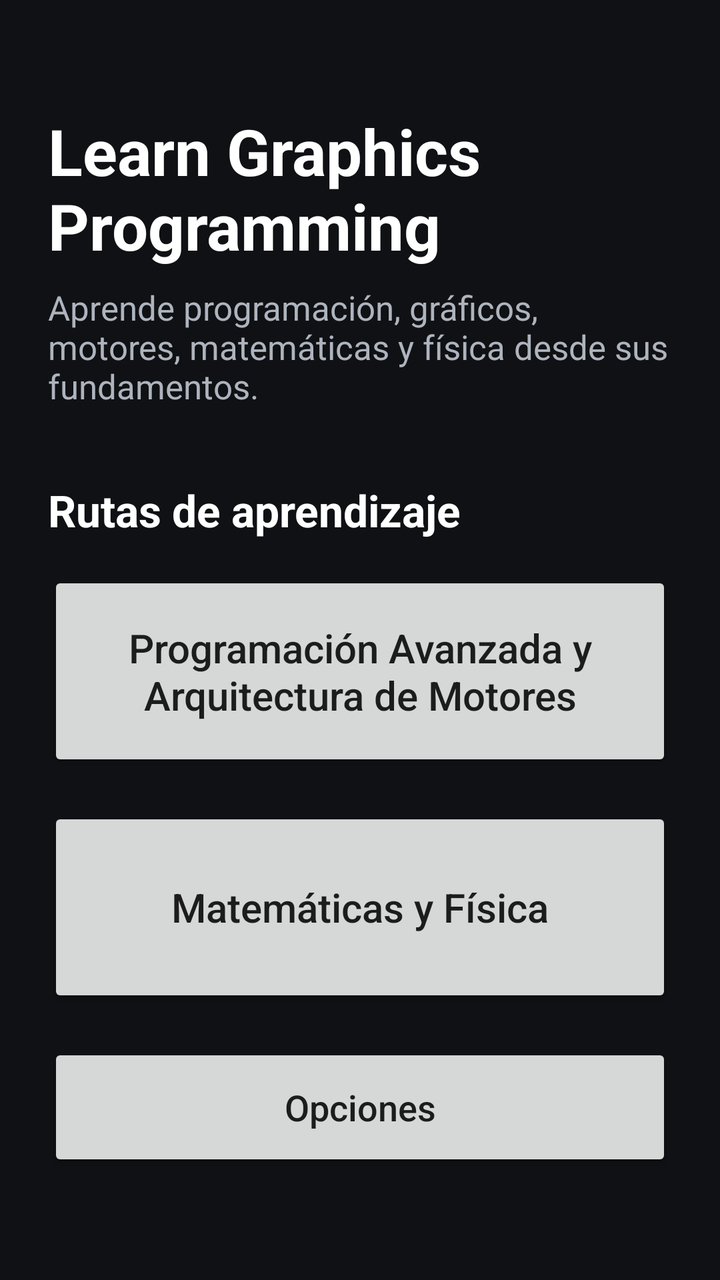
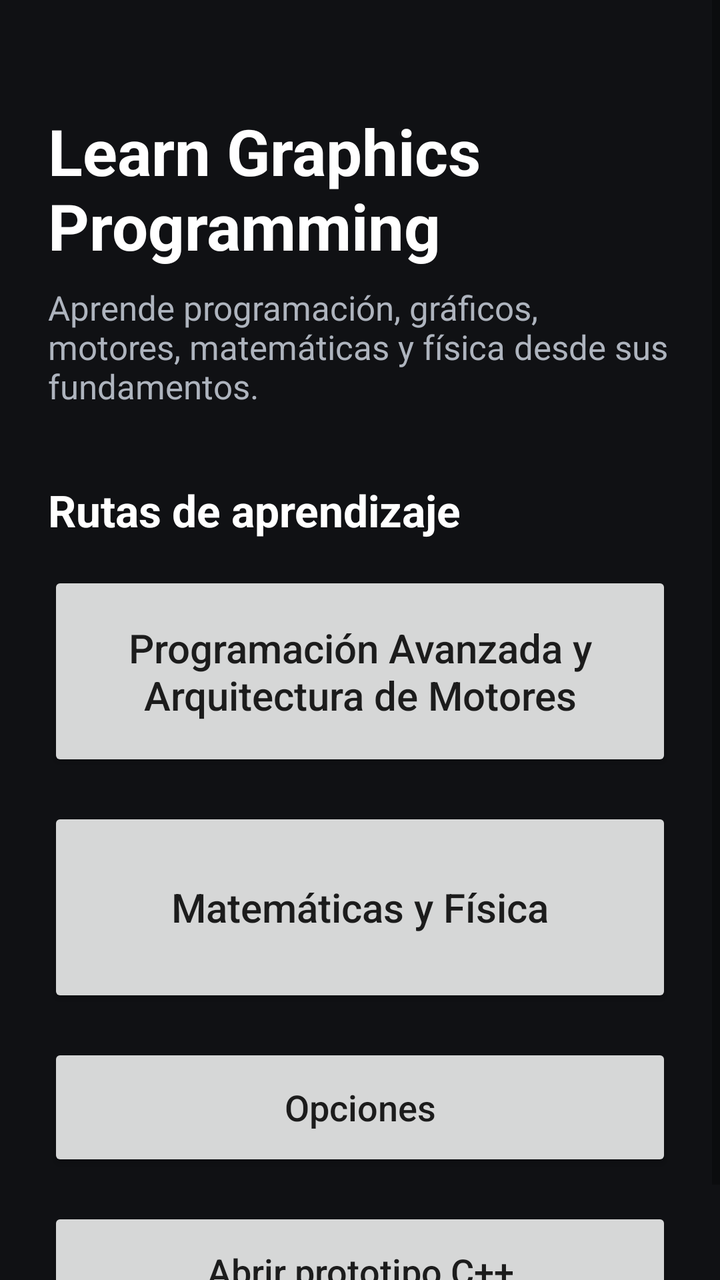

Screens rendered from an Android XML layout before and after an edit, with the pre-edit source and the edit as a unified diff.
<!-- AndroidManifest.xml: application theme Theme.LearnGraphicsProgramming -->
<!-- res/layout/activity_main.xml -->
<?xml version="1.0" encoding="utf-8"?>
<ScrollView xmlns:android="http://schemas.android.com/apk/res/android"
    android:layout_width="match_parent"
    android:layout_height="match_parent"
    android:background="#101114"
    android:fillViewport="true">

    <LinearLayout
        android:layout_width="match_parent"
        android:layout_height="wrap_content"
        android:orientation="vertical"
        android:padding="24dp">

        <TextView
            android:layout_width="match_parent"
            android:layout_height="wrap_content"
            android:text="@string/app_name"
            android:textColor="#FFFFFF"
            android:textSize="32sp"
            android:textStyle="bold"
            android:layout_marginTop="30dp" />

        <TextView
            android:layout_width="match_parent"
            android:layout_height="wrap_content"
            android:text="@string/home_subtitle"
            android:textColor="#AEB4BE"
            android:textSize="17sp"
            android:layout_marginTop="8dp"
            android:layout_marginBottom="36dp" />

        <TextView
            android:layout_width="match_parent"
            android:layout_height="wrap_content"
            android:text="@string/learning_paths"
            android:textColor="#FFFFFF"
            android:textSize="22sp"
            android:textStyle="bold"
            android:layout_marginBottom="16dp" />

        <Button
            android:id="@+id/buttonProgramming"
            android:layout_width="match_parent"
            android:layout_height="wrap_content"
            android:minHeight="100dp"
            android:paddingStart="20dp"
            android:paddingTop="20dp"
            android:paddingEnd="20dp"
            android:paddingBottom="20dp"
            android:text="@string/programming"
            android:textAllCaps="false"
            android:textSize="20sp"
            android:maxLines="4"
            android:gravity="center"
            android:layout_marginBottom="18dp" />

        <Button
            android:id="@+id/buttonMathPhysics"
            android:layout_width="match_parent"
            android:layout_height="wrap_content"
            android:minHeight="100dp"
            android:paddingStart="20dp"
            android:paddingTop="20dp"
            android:paddingEnd="20dp"
            android:paddingBottom="20dp"
            android:text="@string/math_physics"
            android:textAllCaps="false"
            android:textSize="20sp"
            android:maxLines="3"
            android:gravity="center" />

        <Button
            android:id="@+id/buttonOptions"
            android:layout_width="match_parent"
            android:layout_height="wrap_content"
            android:layout_marginTop="18dp"
            android:minHeight="64dp"
            android:paddingStart="20dp"
            android:paddingTop="16dp"
            android:paddingEnd="20dp"
            android:paddingBottom="16dp"
            android:text="Opciones"
            android:textAllCaps="false"
            android:textSize="18sp"
            android:gravity="center" />

    </LinearLayout>

</ScrollView>
<!-- resources referenced by this layout -->
<resources>
  <string name="app_name">Learn Graphics Programming</string>
  <string name="home_subtitle">
          Aprende programación, gráficos, motores, matemáticas y física desde sus fundamentos.
      </string>
  <string name="learning_paths">Rutas de aprendizaje</string>
  <string name="math_physics">Matemáticas y Física</string>
  <string name="programming">Programación Avanzada y Arquitectura de Motores</string>
  <style name="Theme.LearnGraphicsProgramming" parent="Theme.MaterialComponents.DayNight.DarkActionBar">
          
          <item name="colorPrimary">@color/purple_500</item>
          <item name="colorPrimaryVariant">@color/purple_700</item>
          <item name="colorOnPrimary">@color/black</item>
          
          <item name="colorSecondary">@color/teal_200</item>
          <item name="colorSecondaryVariant">@color/teal_700</item>
          <item name="colorOnSecondary">@color/black</item>
          
          <item name="android:statusBarColor">?attr/colorPrimaryVariant</item>
          
          <item name="windowActionBar">false</item>
          <item name="windowNoTitle">true</item>
      </style>
  <color name="purple_500">#FF59F0FC</color>
  <color name="purple_700">#FF31848B</color>
  <color name="black">#FF000000</color>
  <color name="teal_200">#FF03DAC5</color>
  <color name="teal_700">#FF018786</color>
</resources>

<!-- the commit's change to res/layout/activity_main.xml (unified diff, before → after) -->
@@ -84,6 +84,16 @@
             android:textSize="18sp"
             android:gravity="center" />
 
+        <Button
+            android:id="@+id/buttonCppPrototype"
+            android:layout_width="match_parent"
+            android:layout_height="wrap_content"
+            android:layout_marginTop="18dp"
+            android:minHeight="64dp"
+            android:text="@string/cpp_runtime_open"
+            android:textAllCaps="false"
+            android:textSize="18sp" />
+
     </LinearLayout>
 
 </ScrollView>
<!-- resource entries referenced after the edit -->
@@ -1,6 +1,7 @@
 <!-- resources referenced by this layout -->
 <resources>
   <string name="app_name">Learn Graphics Programming</string>
+  <string name="cpp_runtime_open">Abrir prototipo C++</string>
   <string name="home_subtitle">
           Aprende programación, gráficos, motores, matemáticas y física desde sus fundamentos.
       </string>
